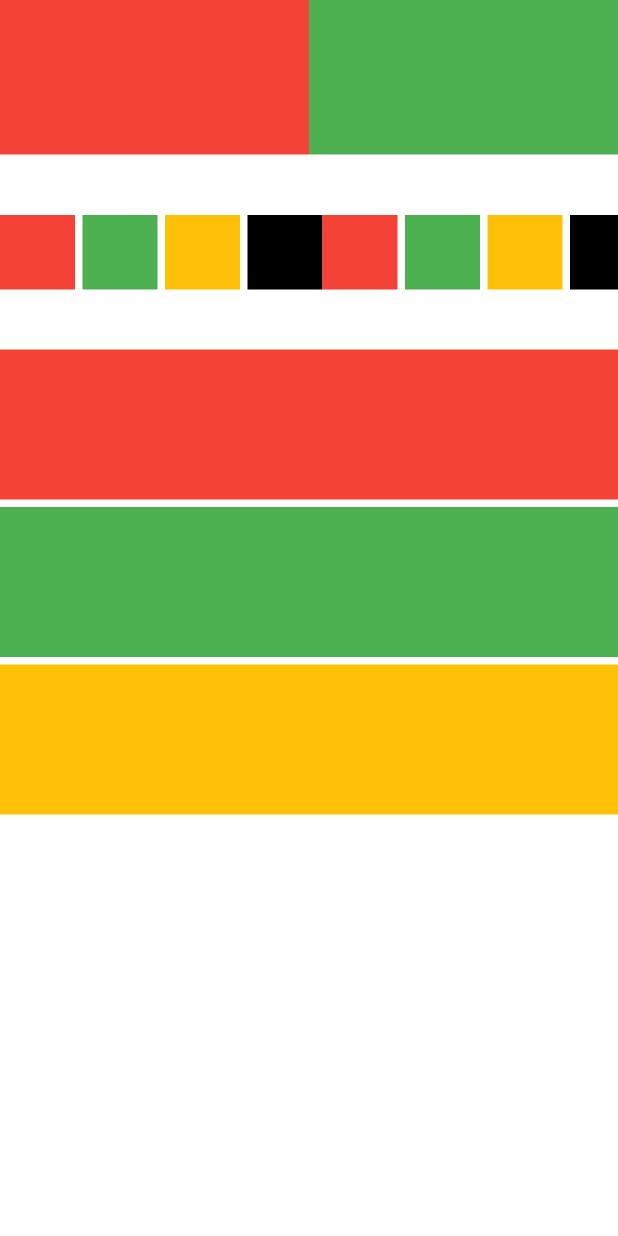
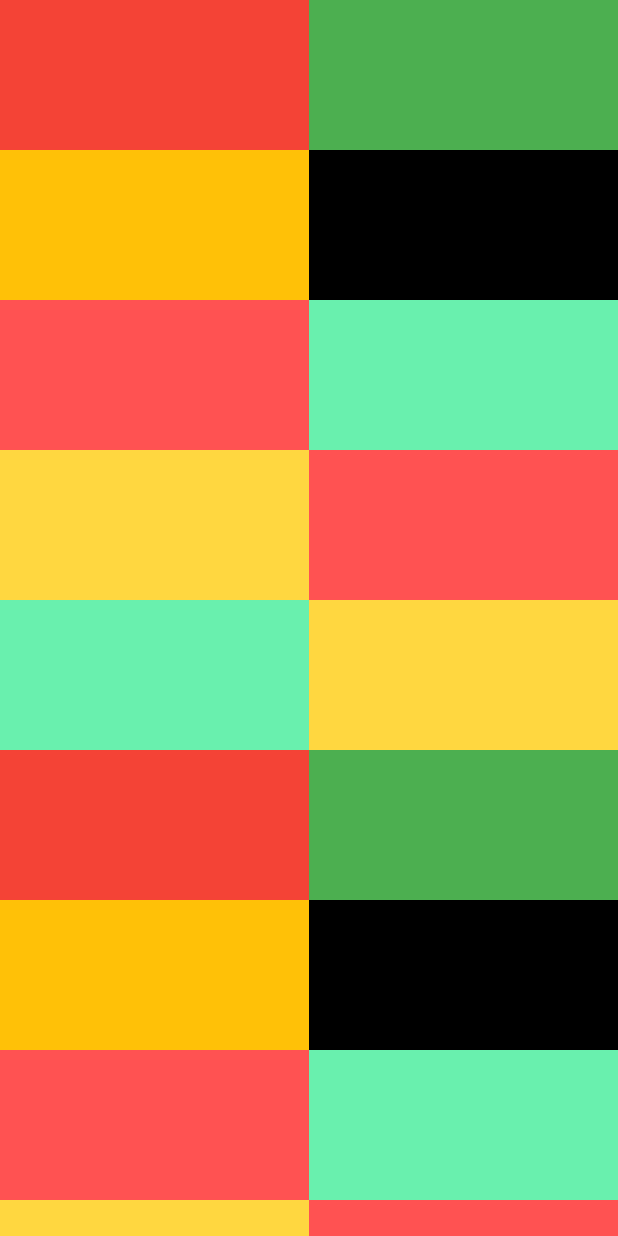
Before and after one commit to Mohiuddin655-DEV/flutter_utils, a Flutter app: the screen it shows after launch, on a phone screen of 412 x 824 dp. Run offline on Flutter 3.47's test engine with Material 2 defaults, Android fonts, the light colour scheme and no system bars; our stand-ins replace cached_network_image, cloud_firestore, connectivity_plus, firebase_core, firebase_database, firebase_storage and 6 more; accounts and stored records are empty.

Commit message:
recycler_view - v.1.1.1

```diff
--- a/lib/core/widgets/recycler_view.dart
+++ b/lib/core/widgets/recycler_view.dart
@@ -1,15 +1,17 @@
+import 'dart:math';
+
 import 'package:flutter/material.dart';
 import 'package:flutter_utils/core/widgets/view_builder.dart';
 
-class RecyclerView<T> extends StatefulWidget {
-  final List<T> items;
+class RecyclerView extends StatefulWidget {
+  final List<dynamic> items;
   final Axis direction;
   final int? itemCount;
-  final int itemSnap;
+  final int snapCount;
 
   final LayoutType layoutType;
-  final Widget Function(int index, T item) builder;
-  final Widget Function(int index, T item)? separator;
+  final Widget Function(int index, dynamic item) builder;
+  final Widget Function(int index, dynamic item)? separator;
 
   const RecyclerView({
     Key? key,
@@ -18,21 +20,64 @@ class RecyclerView<T> extends StatefulWidget {
     this.separator,
     this.direction = Axis.vertical,
     this.itemCount,
-    this.itemSnap = 1,
+    this.snapCount = 1,
     this.layoutType = LayoutType.linear,
   }) : super(key: key);
 
   @override
-  State<RecyclerView<T>> createState() => _RecyclerViewState<T>();
+  State<RecyclerView> createState() => _RecyclerViewState();
 }
 
-class _RecyclerViewState<T> extends State<RecyclerView<T>> {
-  late int itemCount = widget.items.length;
+class _RecyclerViewState extends State<RecyclerView> {
+  int index = 0;
+  List<int> tempIndex = [];
 
   @override
   Widget build(BuildContext context) {
-    itemCount = widget.itemCount ?? itemCount;
+    index = 0;
+    tempIndex.clear();
     return layout;
+  }
+
+  int get itemCount {
+    return min(
+      widget.itemCount ?? (widget.items.length + 1),
+      widget.items.length,
+    );
+  }
+
+  int get snapCount => widget.snapCount;
+
+  @override
+  void didUpdateWidget(covariant RecyclerView oldWidget) {
+    index = 0;
+    super.didUpdateWidget(oldWidget);
+  }
+
+  int get missingCount {
+    final line = (itemCount / snapCount).ceil();
+    final require = line * snapCount;
+    final missing = require - itemCount;
+    print("Missing $missing");
+    return missing.abs();
+  }
+
+  List<ListItem> get items {
+    List<ListItem> list = [];
+    if (widget.items.isNotEmpty) {
+      list = widget.items
+          .getRange(0, itemCount)
+          .map((e) => ListItem(data: e))
+          .toList();
+      final length = widget.items.length;
+      if (missingCount > 0) {
+        for (int i = 0; i < missingCount; i++) {
+          list.add(const ListItem(isTemporary: true));
+          tempIndex.add(length + i);
+        }
+      }
+    }
+    return list;
   }
 
   Widget get layout {
@@ -151,82 +196,80 @@ class _RecyclerViewState<T> extends State<RecyclerView<T>> {
   }
 
   Widget get horizontalGrid {
+    final end = (itemCount / snapCount).ceil();
     return SingleChildScrollView(
       scrollDirection: Axis.horizontal,
       child: Row(
         crossAxisAlignment: CrossAxisAlignment.start,
         mainAxisAlignment: MainAxisAlignment.start,
         mainAxisSize: MainAxisSize.min,
-        children: widget.items.getRange(0, itemCount).map((item) {
-          final index = widget.items.indexOf(item);
-          return ViewBuilder(
-            component: widget.separator != null,
-            builder: (value) {
-              if (value) {
-                return Row(
-                  mainAxisSize: MainAxisSize.min,
-                  children: [
-                    widget.builder.call(
-                      index,
-                      item,
-                    ),
-                    ViewBuilder(
-                      component: widget.items[itemCount - 1] != item,
-                      builder: (value) {
-                        if (value) {
-                          return widget.separator?.call(index, item);
-                        } else {
-                          return null;
-                        }
-                      },
-                    ),
-                  ],
-                );
-              } else {
-                return widget.builder.call(
-                  index,
-                  item,
-                );
-              }
-            },
-          );
+        children: items.getRange(0, end).map((item) {
+          return horizontalGridItem;
         }).toList(),
       ),
     );
   }
 
+  Widget get horizontalGridItem {
+    final end = index + (snapCount);
+    return Column(
+      mainAxisSize: MainAxisSize.min,
+      mainAxisAlignment: MainAxisAlignment.start,
+      crossAxisAlignment: CrossAxisAlignment.start,
+      children: items.getRange(index, end).map((item) {
+        index++;
+        return ViewBuilder(
+            component: !item.isTemporary,
+            builder: (value) => value
+                ? widget.builder.call(
+              index,
+              item.data,
+            )
+                : null);
+      }).toList(),
+    );
+  }
+
   Widget get verticalGrid {
+    final end = (itemCount / snapCount).ceil();
     return Column(
       crossAxisAlignment: CrossAxisAlignment.start,
       mainAxisAlignment: MainAxisAlignment.start,
       mainAxisSize: MainAxisSize.min,
-      children: widget.items.getRange(i, itemCount~/widget.itemSnap).map((item) {
-        final index = widget.items.indexOf(item);
-        return verticalGridItem(index, item);
+      children: items.getRange(0, end).map((item) {
+        return verticalGridItem;
       }).toList(),
     );
   }
 
-  int i = 0;
-
-  Widget verticalGridItem(int start, T item) {
-    final end = start + (widget.itemSnap);
+  Widget get verticalGridItem {
+    final end = index + (snapCount);
     return Row(
-      children: widget.items.getRange(start, end).map((item) {
-        i = widget.items.indexOf(item);
+      children: items.getRange(index, end).map((item) {
+        index++;
         return Expanded(
-          child: widget.builder.call(
-            i,
-            item,
-          ),
+          child: ViewBuilder(
+              component: !item.isTemporary,
+              builder: (value) => value
+                  ? widget.builder.call(
+                index,
+                item.data,
+              )
+                  : null),
         );
       }).toList(),
     );
   }
+}
 
-  Widget expended(Widget child) {
-    return Expanded(child: child);
-  }
+class ListItem {
+  final dynamic data;
+  final bool isTemporary;
+
+  const ListItem({
+    this.data,
+    this.isTemporary = false,
+  });
 }
 
 enum LayoutType { linear, grid, strangle }
--- a/lib/presentation/pages/recycler_view/recycler_view_page.dart
+++ b/lib/presentation/pages/recycler_view/recycler_view_page.dart
@@ -8,22 +8,28 @@ class RecyclerViewPage extends StatelessWidget {
   Widget build(BuildContext context) {
     final size = MediaQuery.of(context).size;
     final items = [
+    ];
+    final items2 = [
       Colors.red,
       Colors.green,
       Colors.amber,
       Colors.black,
+      Colors.redAccent,
+      Colors.greenAccent,
+      Colors.amberAccent,
+      Colors.redAccent,
+      Colors.greenAccent,
+      Colors.amberAccent,
       Colors.red,
       Colors.green,
       Colors.amber,
       Colors.black,
-      Colors.red,
-      Colors.green,
-      Colors.amber,
-      Colors.black,
-      Colors.red,
-      Colors.green,
-      Colors.amber,
-      Colors.black,
+      Colors.redAccent,
+      Colors.greenAccent,
+      Colors.amberAccent,
+      Colors.redAccent,
+      Colors.greenAccent,
+      Colors.amberAccent,
     ];
     return Scaffold(
       backgroundColor: Colors.white,
@@ -35,71 +41,77 @@ class RecyclerViewPage extends StatelessWidget {
               RecyclerView(
                 direction: Axis.vertical,
                 layoutType: LayoutType.grid,
-                items: items,
-                itemCount: 3,
-                itemSnap: 2,
+                items: items2,
+                snapCount: 2,
                 builder: (index, item) {
                   return Container(
-                    height: size.width / 4,
-                    width: size.width,
+                    height: 100,
                     color: item,
-                  );
-                },
-                separator: (index, item) {
-                  return const SizedBox(
-                    height: 5,
-                    width: 5,
                   );
                 },
               ),
               const SizedBox(height: 40),
               RecyclerView(
                 direction: Axis.horizontal,
-                layoutType: LayoutType.linear,
-                items: items,
+                layoutType: LayoutType.grid,
+                items: items2,
+                snapCount: 4,
                 builder: (index, item) {
-                  return Column(
-                    mainAxisSize: MainAxisSize.min,
-                    children: [
-                      Container(
-                        height: 50,
-                        width: 50,
-                        color: item,
-                      ),
-                    ],
-                  );
-                },
-                separator: (index, item) {
-                  return const SizedBox(
-                    height: 5,
-                    width: 5,
+                  return Container(
+                    height: 100,
+                    width: 150,
+                    color: item,
                   );
                 },
               ),
-              const SizedBox(height: 40),
-              RecyclerView(
-                itemCount: 3,
-                direction: Axis.vertical,
-                items: items,
-                builder: (index, item) {
-                  return Column(
-                    mainAxisSize: MainAxisSize.min,
-                    children: [
-                      Container(
-                        height: 100,
-                        width: double.infinity,
-                        color: item,
-                      ),
-                    ],
-                  );
-                },
-                separator: (index, item) {
-                  return const SizedBox(
-                    height: 5,
-                    width: 5,
-                  );
-                },
-              ),
+
+              // const SizedBox(height: 40),
+              // RecyclerView(
+              //   direction: Axis.horizontal,
+              //   layoutType: LayoutType.linear,
+              //   items: items,
+              //   builder: (index, item) {
+              //     return Column(
+              //       mainAxisSize: MainAxisSize.min,
+              //       children: [
+              //         Container(
+              //           height: 50,
+              //           width: 50,
+              //           color: item,
+              //         ),
+              //       ],
+              //     );
+              //   },
+              //   separator: (index, item) {
+              //     return const SizedBox(
+              //       height: 5,
+              //       width: 5,
+              //     );
+              //   },
+              // ),
+              // const SizedBox(height: 40),
+              // RecyclerView(
+              //   direction: Axis.vertical,
+              //   items: items,
+              //   builder: (index, item) {
+              //     return Column(
+              //       mainAxisSize: MainAxisSize.min,
+              //       children: [
+              //         Container(
+              //           height: 100,
+              //           width: double.infinity,
+              //           color: item,
+              //         ),
+              //       ],
+              //     );
+              //   },
+              //   separator: (index, item) {
+              //     return const SizedBox(
+              //       height: 5,
+              //       width: 5,
+              //     );
+              //   },
+              // ),
             ],
           ),
         ),
```
